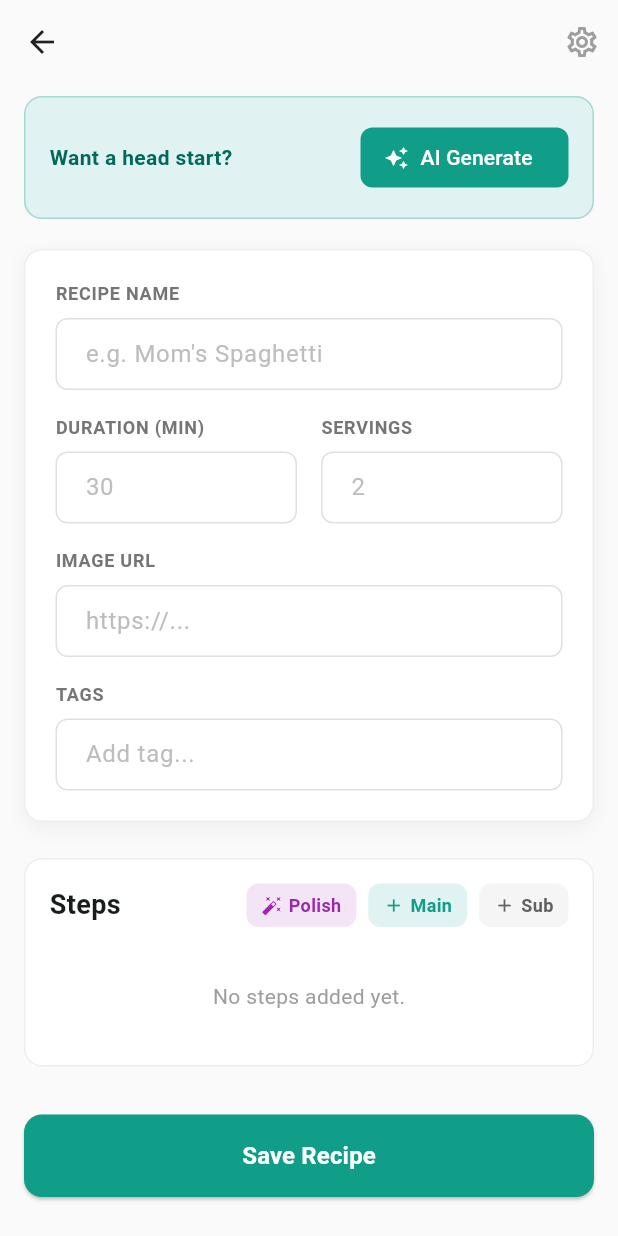
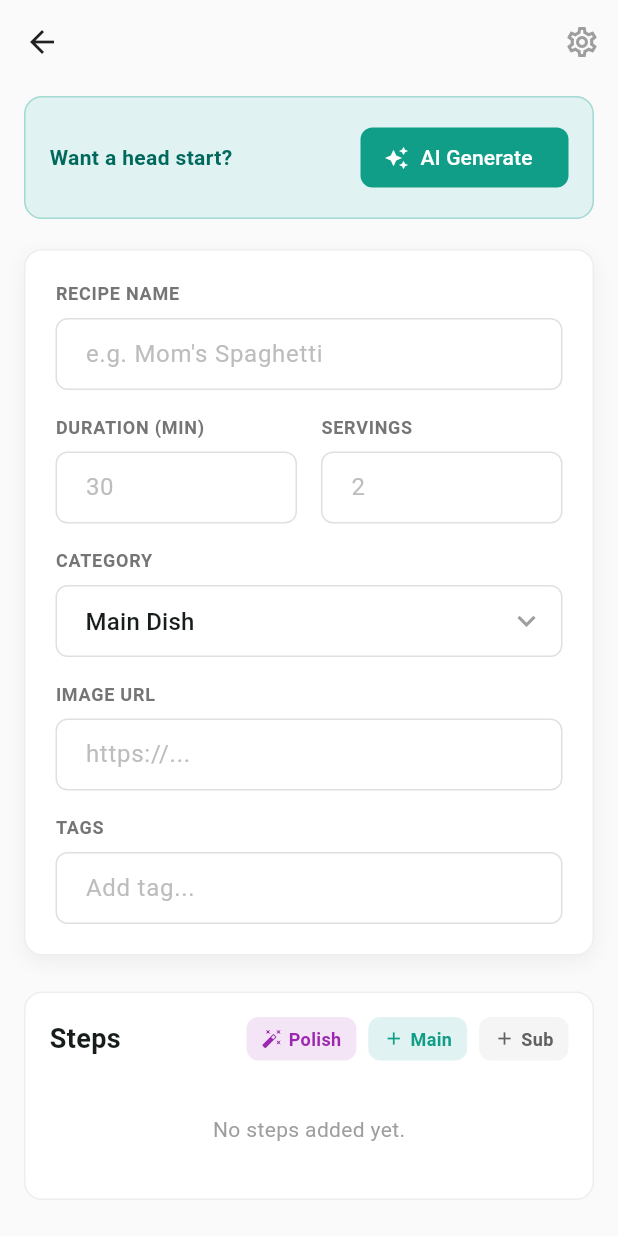
Before and after one commit to Tomekske/cooksnap, a Flutter app: the NewRecipePage screen opened by its route, on a phone screen of 412 x 824 dp. Run offline on Flutter 3.47's test engine with Material 3 defaults, Android fonts, the phone set to English and light mode, and no system bars; our stand-ins replace equatable, flutter_bloc, flutter_dotenv, supabase_flutter; accounts and stored records are empty.

Commit message:
Adds recipe category selection to form
Implements recipe category selection in the new recipe form.
Users can now select a category for their recipe
from a dropdown menu, improving recipe organization.

This change makes use of the `RecipeCategory` enum to populate the dropdown.

```diff
--- a/lib/presentation/pages/new_recipe_page.dart
+++ b/lib/presentation/pages/new_recipe_page.dart
@@ -38,6 +38,8 @@ class _NewRecipePageState extends State<NewRecipePage> {
   final _servingsController = TextEditingController();
   final _imageUrlController = TextEditingController();
   final _tagController = TextEditingController();
+
+  RecipeCategory _selectedCategory = RecipeCategory.mainDish;
 
   final List<String> _tags = [];
 
@@ -230,6 +232,30 @@ class _NewRecipePageState extends State<NewRecipePage> {
                       ],
                     ),
                     const SizedBox(height: 16),
+                    _buildLabel("CATEGORY"),
+                    DropdownButtonFormField<RecipeCategory>(
+                      value: _selectedCategory,
+                      decoration: _inputDecoration("Select Category"),
+                      icon: const Icon(
+                        Icons.keyboard_arrow_down,
+                        color: Colors.grey,
+                      ),
+                      items: RecipeCategory.values.map((category) {
+                        return DropdownMenuItem(
+                          value: category,
+                          child: Text(category.label),
+                        );
+                      }).toList(),
+                      onChanged: (RecipeCategory? newValue) {
+                        if (newValue != null) {
+                          setState(() {
+                            _selectedCategory = newValue;
+                          });
+                        }
+                      },
+                    ),
+                    const SizedBox(height: 16),
+
                     _buildLabel("IMAGE URL"),
                     TextFormField(
                       controller: _imageUrlController,
@@ -568,7 +594,7 @@ class _NewRecipePageState extends State<NewRecipePage> {
             : _imageUrlController.text,
         cookTime: _cookTimeController.text,
         servings: int.tryParse(_servingsController.text) ?? 1,
-        category: RecipeCategory.mainDish.value,
+        category: _selectedCategory.value,
         tags: _tags,
         ingredients: [], // TODO: Add ingredients input UI
         instructions: _stepFields.map((stepField) {
```
